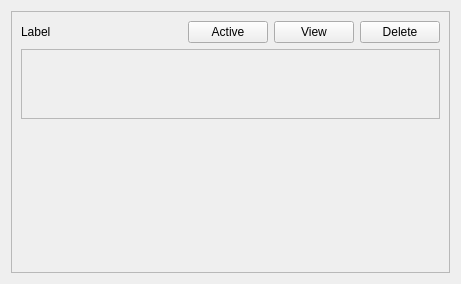
This is src/qt/Widget/PatchBayItem.ui in chuckfairy/Orzabal as Qt 5 draws it before an edit. The edited form follows.
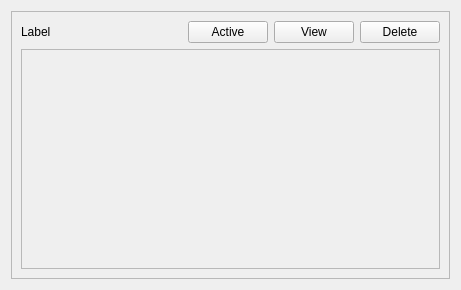
This is the edited form.

The edit to the form file:
```diff
--- a/src/qt/Widget/PatchBayItem.ui
+++ b/src/qt/Widget/PatchBayItem.ui
@@ -31,6 +31,12 @@
           <verstretch>0</verstretch>
          </sizepolicy>
         </property>
+        <property name="minimumSize">
+         <size>
+          <width>0</width>
+          <height>220</height>
+         </size>
+        </property>
         <property name="widgetResizable">
          <bool>true</bool>
         </property>
@@ -40,7 +46,7 @@
            <x>0</x>
            <y>0</y>
            <width>421</width>
-           <height>68</height>
+           <height>218</height>
           </rect>
          </property>
          <layout class="QGridLayout" name="gridLayout_3"/>
```
Left out of the diff: 2 changed lines with no effect on the pictures.
